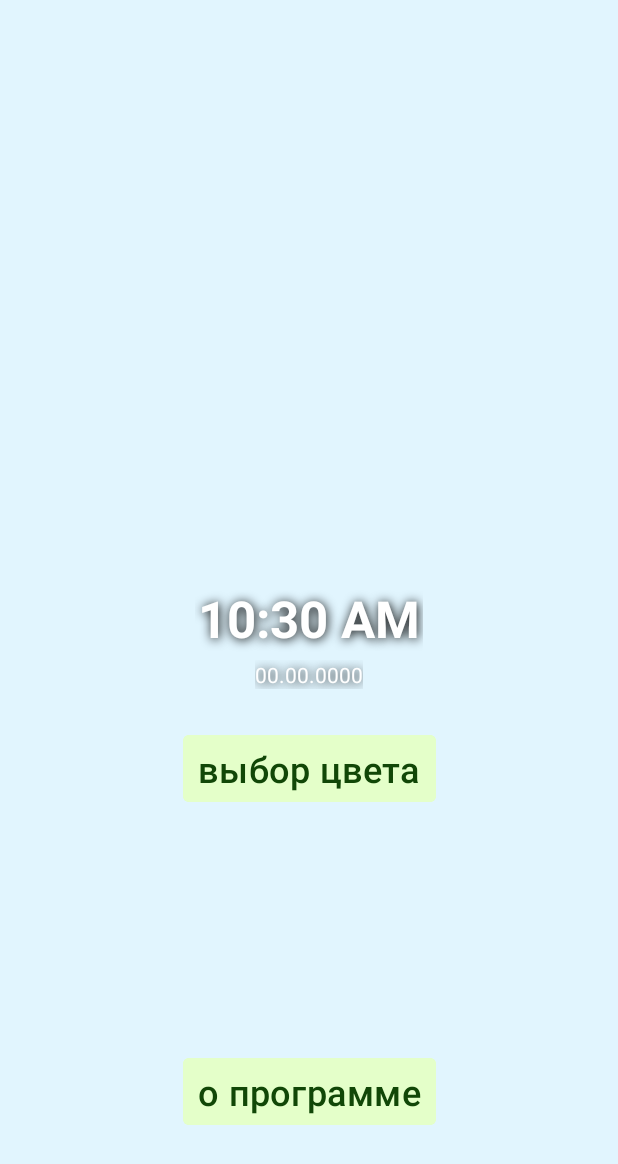
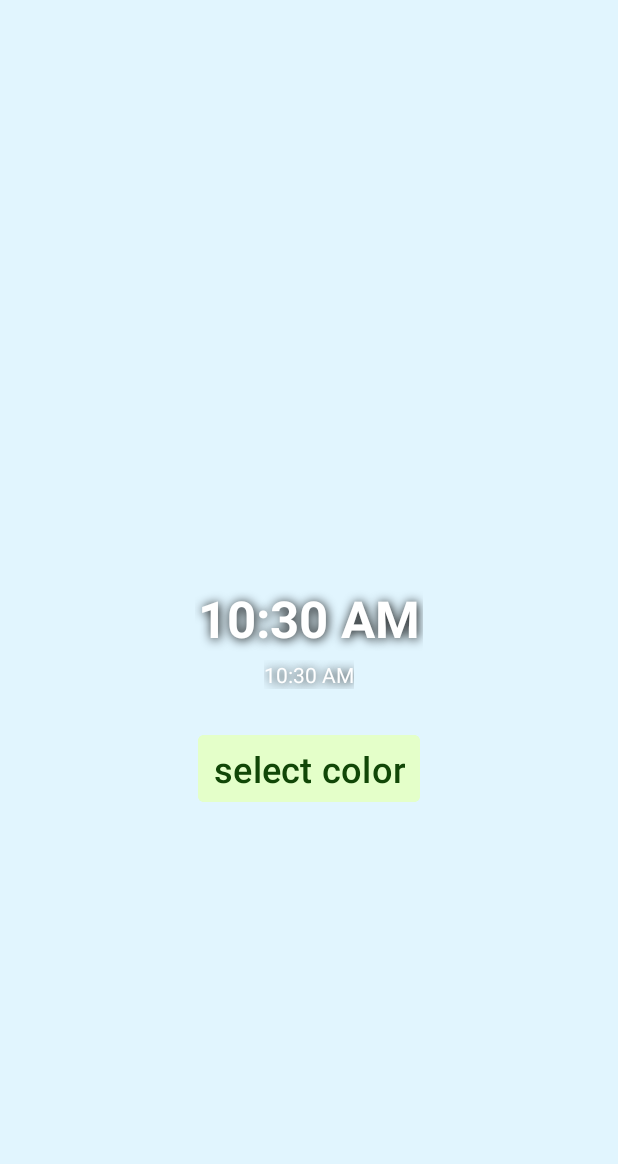
Before and after one commit to arantir/clockWidget, an Android app: the screen it shows after launch (MainActivity), on a phone screen of 412 x 824 dp. Shown: the top 1164 px of the screen. Run offline under Robolectric (Android 15) with nearby library versions, the phone set to English and light mode, and no system bars; libraries missing offline, so code that uses them is left out: com.jaredrummler.android.

Commit message:
TextView -> TextClock
Заменены TextView для дат в TextClock как в виджете так и в приложении. Убрана кнопка о программе. Интерфейс переведён на английский.

```diff
--- a/app/src/main/res/layout/activity_main.xml
+++ b/app/src/main/res/layout/activity_main.xml
@@ -7,22 +7,6 @@
     android:layout_height="match_parent"
     android:background="@color/light_blue_50"
     tools:context=".MainActivity">
-
-    <Button
-        android:id="@+id/btAbout"
-        android:layout_width="wrap_content"
-        android:layout_height="wrap_content"
-        android:layout_marginBottom="70dp"
-        android:backgroundTint="@color/light_green"
-        android:paddingLeft="10dp"
-        android:paddingRight="10dp"
-        android:text="@string/bt_about"
-        android:textColor="@color/bt_color_pick_font"
-        android:textSize="24sp"
-        app:cornerRadius="4dp"
-        app:layout_constraintBottom_toBottomOf="parent"
-        app:layout_constraintEnd_toEndOf="parent"
-        app:layout_constraintStart_toStartOf="parent" />
 
     <TextClock
         android:id="@+id/textClock"
@@ -49,21 +33,21 @@
         android:layout_centerInParent="true"
         android:format24Hour="HH:mm:ss"/>
 
-    <TextView
-        android:id="@+id/dateTextView"
+    <TextClock
+        android:id="@+id/textClockDate"
         android:layout_width="wrap_content"
         android:layout_height="wrap_content"
-        android:layout_below="@id/textClock"
         android:layout_centerHorizontal="true"
+        android:background="@android:color/transparent"
+        android:format24Hour="dd.MM.yyyy"
+        android:shadowColor="@color/black"
+        android:shadowDx="1"
+        android:shadowDy="1"
+        android:shadowRadius="8"
         android:textColor="@color/white"
         android:textSize="14sp"
         android:layout_marginTop="4dp"
         android:textStyle="normal"
-        android:text="@string/date_example"
-        android:shadowColor="@color/black"
-        android:shadowDx="1"
-        android:shadowDy="1"
-        android:shadowRadius="8"
         app:layout_constraintEnd_toEndOf="@+id/textClock"
         app:layout_constraintStart_toStartOf="@+id/textClock"
         app:layout_constraintTop_toBottomOf="@+id/textClock" />
--- a/app/src/main/res/values/strings.xml
+++ b/app/src/main/res/values/strings.xml
@@ -4,7 +4,5 @@
     <string name="date_example">00.00.0000</string>
     <string name="add_widget">Add widget</string>
     <string name="app_widget_description">This is an app widget description</string>
-    <string name="bt_color_pick">выбор цвета</string>
-    <string name="bt_about">о программе</string>
-    <string name="about_text">Программа управляет виджетом.\nВиджет показывает время.\nВ программе можно задать цвет шрифта.</string>
+    <string name="bt_color_pick">select color</string>
 </resources>
```
Also changed, not shown: app/src/main/java/com/example/clockwidget/MainActivity.kt (+9 -9 lines), app/src/main/java/com/example/clockwidget/NewAppWidget.kt (+5 -5 lines), app/src/main/res/layout/new_app_widget.xml (+8 -6 lines).
